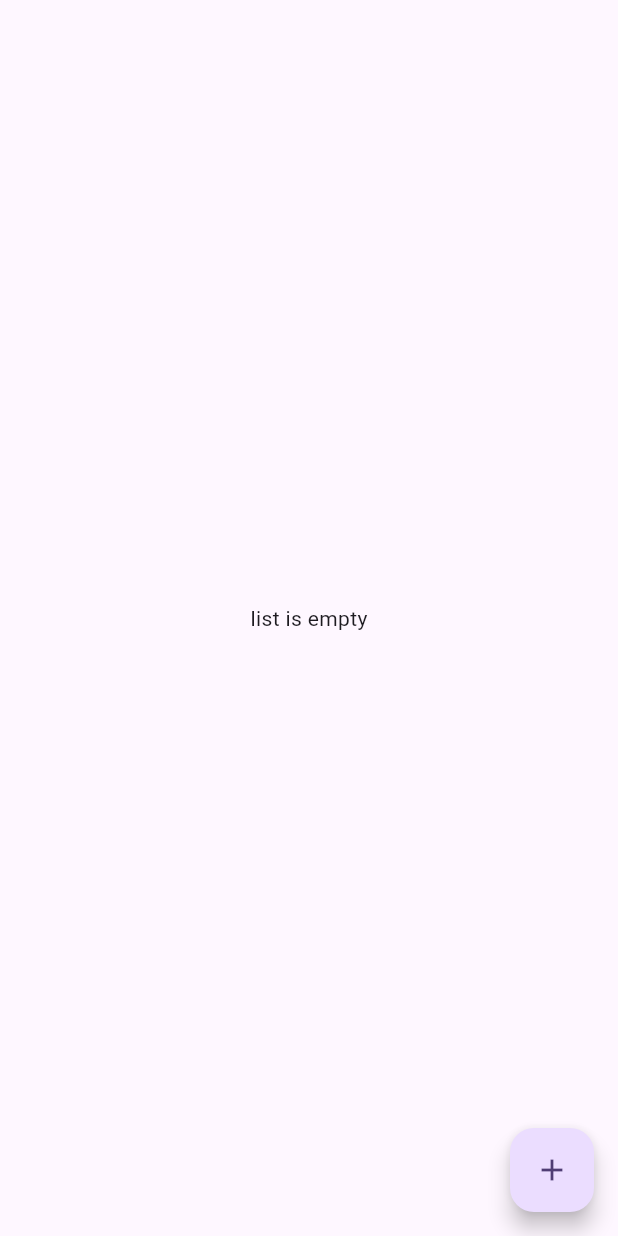
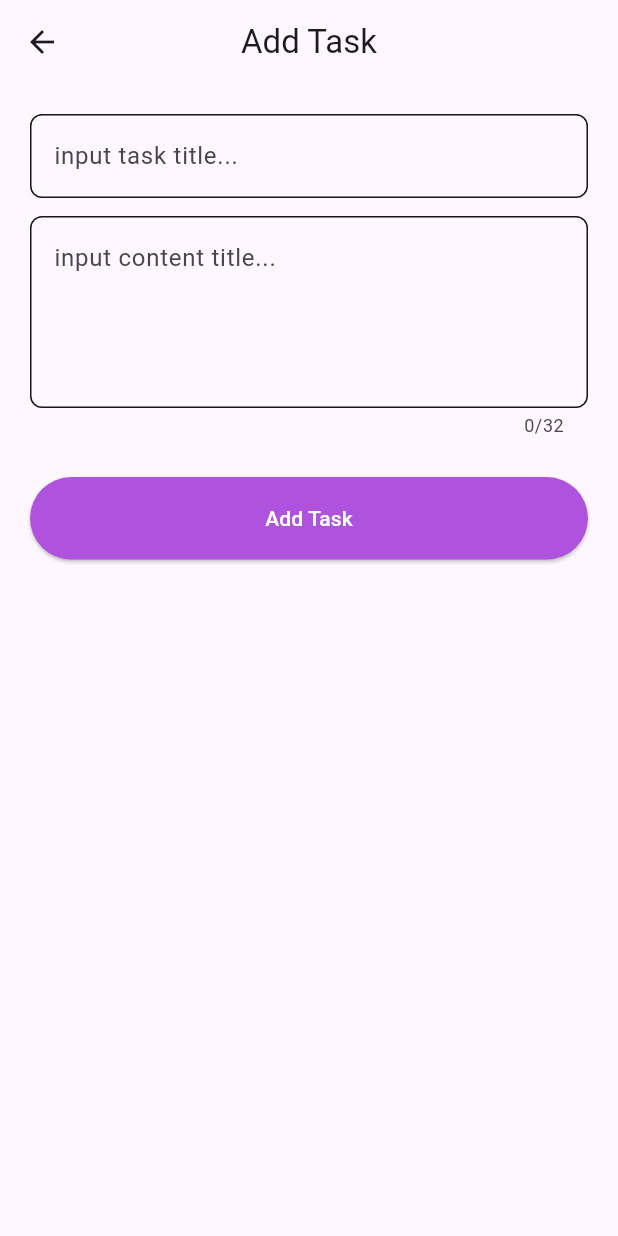
Before and after one commit to mohammad-dehghanifard/flutter_todo_drift, a Flutter app: the screen it shows after launch, after a tap on the "add" icon, on a phone screen of 412 x 824 dp. Run offline on Flutter 3.47's test engine with Material 3 defaults, Android fonts, the phone set to English and light mode, and no system bars; our stand-ins replace bloc, drift, drift_flutter, flutter_bloc; accounts and stored records are empty; generated files the repository leaves out were written again.

Commit message:
impl AddOrEditTaskScreen ui

```diff
--- /dev/null
+++ b/lib/app/parts/main/parts/tasks/screens/add_or_edit_task_screen.dart
@@ -0,0 +1,107 @@
+import 'package:flutter/cupertino.dart';
+import 'package:flutter/material.dart';
+
+class AddOrEditTaskScreen extends StatelessWidget {
+  const AddOrEditTaskScreen({super.key});
+
+  @override
+  Widget build(BuildContext context) {
+    final TextEditingController taskTitle = TextEditingController();
+    final TextEditingController taskContent = TextEditingController();
+    final GlobalKey<FormState> formKey = GlobalKey<FormState>();
+    return Scaffold(
+      appBar: AppBar(
+        title: const Text("Add Task"),
+        centerTitle: true,
+      ),
+      body: Padding(
+        padding: const EdgeInsets.all(20.0),
+        child: Column(
+          children: [
+            // forms
+            Form(
+              key: formKey,
+                child: Column(
+              children: [
+                // add title
+                TextFormField(
+                  controller: taskTitle,
+                  validator: (value) {
+                    if (value!.isEmpty) {
+                      return "task title is empty!!";
+                    }
+                    return null;
+                  },
+                  decoration: InputDecoration(
+                    hintText: "input task title...",
+                    enabledBorder: OutlineInputBorder(
+                        borderSide: const BorderSide(
+                            color: CupertinoColors.darkBackgroundGray),
+                        borderRadius: BorderRadius.circular(8)),
+                    focusedBorder: OutlineInputBorder(
+                        borderSide: const BorderSide(
+                            color: CupertinoColors.darkBackgroundGray),
+                        borderRadius: BorderRadius.circular(8)),
+                    focusedErrorBorder: OutlineInputBorder(
+                        borderSide: const BorderSide(
+                            color: CupertinoColors.darkBackgroundGray),
+                        borderRadius: BorderRadius.circular(8)),
+                    errorBorder: OutlineInputBorder(
+                        borderSide: const BorderSide(
+                            color: CupertinoColors.destructiveRed),
+                        borderRadius: BorderRadius.circular(8)),
+                  ),
+                ),
+                const SizedBox(height: 12),
+                // content
+                TextFormField(
+                  controller: taskContent,
+                  validator: (value) {
+                    if (value!.isEmpty) {
+                      return "task content is empty!!";
+                    }
+                    return null;
+                  },
+                  maxLines: 4,
+                  maxLength: 32,
+                  decoration: InputDecoration(
+                    hintText: "input content title...",
+                    enabledBorder: OutlineInputBorder(
+                        borderSide: const BorderSide(
+                            color: CupertinoColors.darkBackgroundGray),
+                        borderRadius: BorderRadius.circular(8)),
+                    focusedBorder: OutlineInputBorder(
+                        borderSide: const BorderSide(
+                            color: CupertinoColors.darkBackgroundGray),
+                        borderRadius: BorderRadius.circular(8)),
+                    focusedErrorBorder: OutlineInputBorder(
+                        borderSide: const BorderSide(
+                            color: CupertinoColors.darkBackgroundGray),
+                        borderRadius: BorderRadius.circular(8)),
+                    errorBorder: OutlineInputBorder(
+                        borderSide: const BorderSide(
+                            color: CupertinoColors.destructiveRed),
+                        borderRadius: BorderRadius.circular(8)),
+                  ),
+                ),
+              ],
+            )),
+            const SizedBox(height: 26,),
+            // add or edit button
+            ElevatedButton(
+                style: const ButtonStyle(
+                  minimumSize: WidgetStatePropertyAll(Size(double.infinity,55)),
+                  backgroundColor: WidgetStatePropertyAll(CupertinoColors.systemPurple)
+                ),
+                onPressed: () {
+                  if(formKey.currentState!.validate()) {
+
+                  }
+                },
+                child: const Text("Add Task",style: TextStyle(color: CupertinoColors.white),))
+          ],
+        ),
+      ),
+    );
+  }
+}
--- a/lib/app/parts/main/screens/main_view.dart
+++ b/lib/app/parts/main/screens/main_view.dart
@@ -1,6 +1,8 @@
+import 'package:flutter/cupertino.dart';
 import 'package:flutter/material.dart';
 import 'package:flutter_bloc/flutter_bloc.dart';
 import 'package:flutter_todo_drift/app/parts/main/cubit/main_cubit.dart';
+import 'package:flutter_todo_drift/app/parts/main/parts/tasks/screens/add_or_edit_task_screen.dart';
 
 class MainView extends StatelessWidget {
   const MainView({super.key});
@@ -10,7 +12,7 @@ class MainView extends StatelessWidget {
     return Scaffold(
       floatingActionButton: FloatingActionButton(
         child: const Icon(Icons.add),
-        onPressed: () {},),
+        onPressed: () => Navigator.push(context,CupertinoPageRoute(builder: (context) => const AddOrEditTaskScreen(),)),),
       body: SafeArea(
           child: Padding(
             padding: const EdgeInsets.all(20),
```
